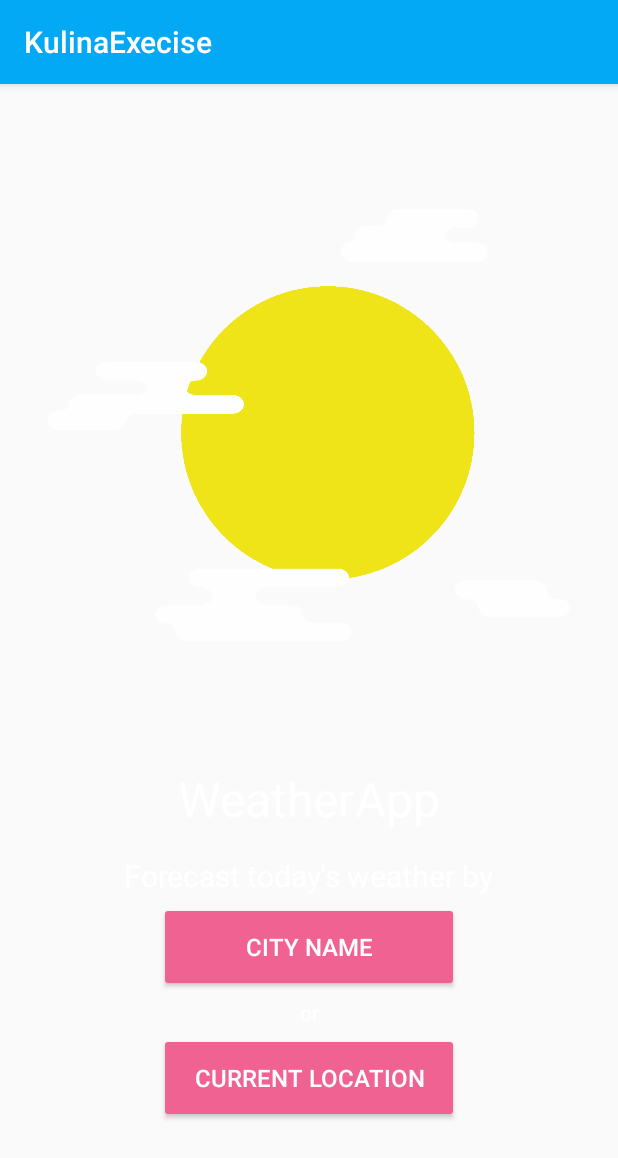
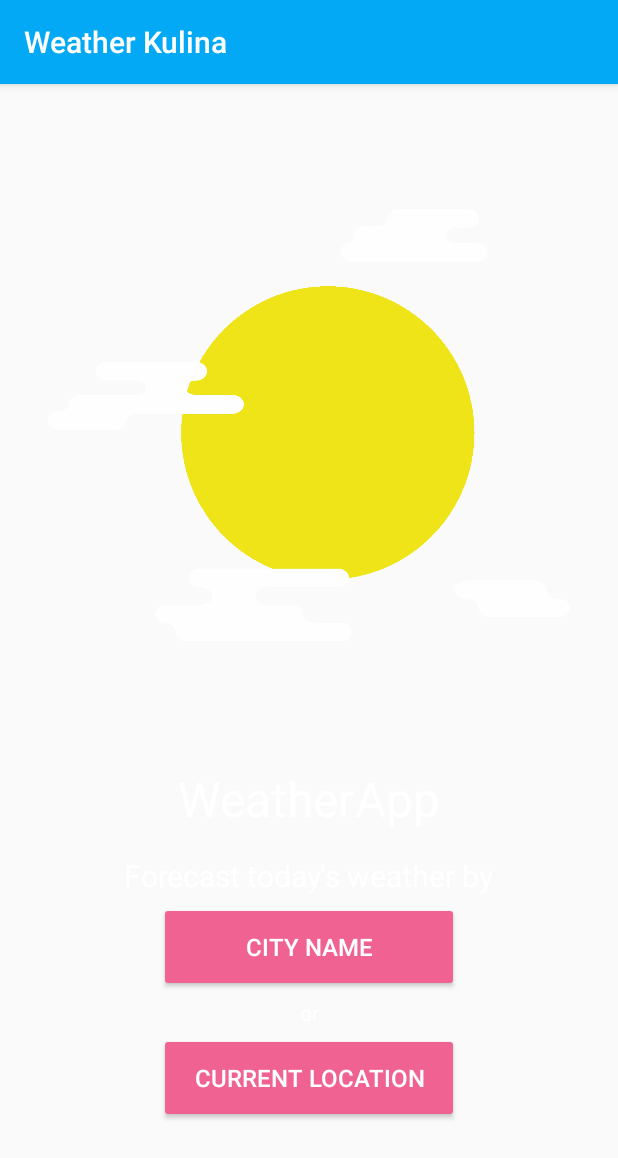
Before and after one commit to dcesartista/WeatherKulina, an Android app: the fragment MainActivityFragment shown on its own in the app's theme, on a phone screen of 412 x 824 dp. Shown: the top 1158 px of the screen. Run offline under Robolectric (Android 15) with nearby library versions, the phone set to English and light mode, and no system bars.

Commit message:
add SplashScreen, launcher icon, and change title

```diff
--- a/app/src/main/res/layout/fragment_main.xml
+++ b/app/src/main/res/layout/fragment_main.xml
@@ -1,5 +1,6 @@
 <LinearLayout xmlns:android="http://schemas.android.com/apk/res/android"
 	xmlns:tools="http://schemas.android.com/tools"
+	android:transitionName="@string/transition_splash"
 	android:layout_width="match_parent"
 	android:layout_height="match_parent"
 	android:orientation="vertical"
@@ -10,11 +11,13 @@
 		android:layout_height="0dp"
 		android:layout_margin="32dp"
 		android:layout_weight="1"
+		android:transitionName="@string/transition_logo"
 		android:src="@drawable/sun"/>
 	<LinearLayout
 		android:layout_width="wrap_content"
 		android:layout_height="wrap_content"
 		android:orientation="horizontal"
+		android:transitionName="@string/transition_title"
 		android:layout_marginBottom="16dp"
 		android:layout_gravity="center">
 		<TextView
--- a/app/src/main/res/values-v21/styles.xml
+++ b/app/src/main/res/values-v21/styles.xml
@@ -1,8 +1,3 @@
 <resources>
-	<style name="AppTheme.NoActionBar">
-		<item name="windowActionBar">false</item>
-		<item name="windowNoTitle">true</item>
-		<item name="android:windowDrawsSystemBarBackgrounds">true</item>
-		<item name="android:statusBarColor">@android:color/transparent</item>
-	</style>
+
 </resources>
--- a/app/src/main/res/values/strings.xml
+++ b/app/src/main/res/values/strings.xml
@@ -1,9 +1,13 @@
 <resources>
-	<string name="app_name">KulinaExecise</string>
+	<string name="app_name">Weather Kulina</string>
 	<string name="action_settings">Settings</string>
 
 	<string name="celcius">°C</string>
 
 	<string name="city_name">City Name</string>
 	<string name="current_loc">Current Location</string>
+
+	<string name="transition_logo">transition logo</string>
+	<string name="transition_title">transition title</string>
+	<string name="transition_splash">transition splash</string>
 </resources>
```
Also changed, not shown: app/src/main/AndroidManifest.xml (+10 -4 lines), app/src/main/java/id/kulina/exercise/kulinaexecise/Activity/SplashScreenActivity.java (added, +43 -0 lines), app/src/main/res/layout/activity_splash_screen.xml (added, +58 -0 lines), app/src/main/ic_launcher-web.png (added), app/src/main/res/mipmap-hdpi/ic_launcher.png, app/src/main/res/mipmap-mdpi/ic_launcher.png, app/src/main/res/mipmap-xhdpi/ic_launcher.png, app/src/main/res/mipmap-xxhdpi/ic_launcher.png, app/src/main/res/mipmap-xxxhdpi/ic_launcher.png.
